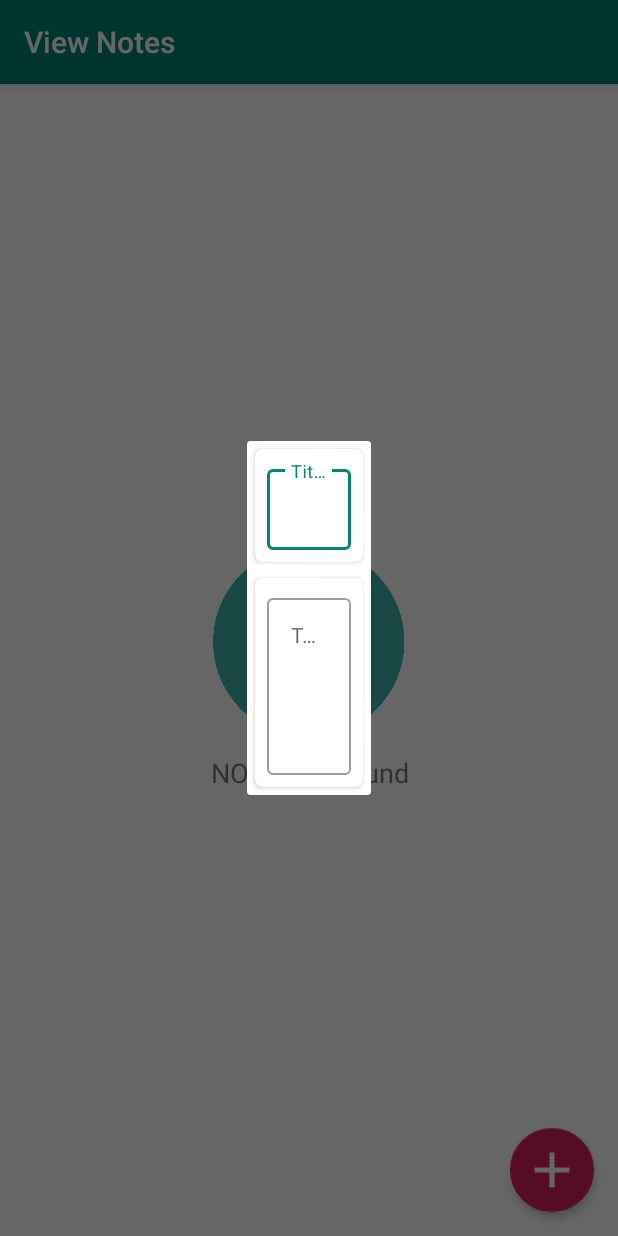
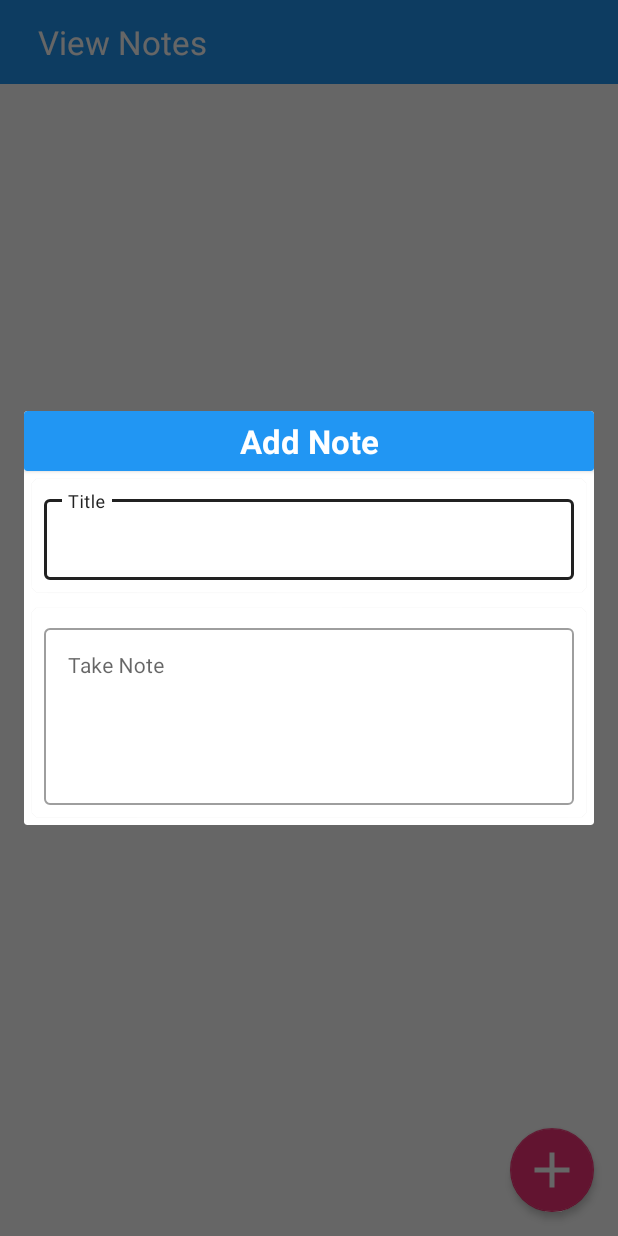
Before and after one commit to deepakgupta7403/GreenDAODemo, an Android app: the screen it shows after launch (ViewNoteActivity), after a tap on an icon or button, on a phone screen of 412 x 824 dp. Run offline under Robolectric (Android 15) with nearby library versions, the phone set to English and light mode, and no system bars; libraries missing offline, so code that uses them is left out: com.facebook.stetho; 3 statements that could not run were skipped.

Commit message:
Add and Delete note done update is pending DG commit

```diff
--- a/app/build.gradle
+++ b/app/build.gradle
@@ -29,6 +29,10 @@ ext{
     supportVersion = '28.0.0'
 }
 
+greendao{
+    schemaVersion 1
+}
+
 dependencies {
     implementation fileTree(dir: 'libs', include: ['*.jar'])
     implementation 'androidx.appcompat:appcompat:1.1.0'
@@ -56,5 +60,4 @@ dependencies {
     implementation 'com.facebook.stetho:stetho:1.5.1'
 
 
-
 }
--- a/app/src/main/AndroidManifest.xml
+++ b/app/src/main/AndroidManifest.xml
@@ -10,7 +10,8 @@
         android:roundIcon="@mipmap/ic_launcher_round"
         android:supportsRtl="true"
         android:theme="@style/AppTheme">
-        <activity android:name=".activity.ViewNoteActivity">
+        <activity android:name=".activity.ViewNoteActivity"
+            android:theme="@style/AppTheme.NoActionBar">
             <intent-filter>
                 <action android:name="android.intent.action.MAIN" />
 
@@ -18,8 +19,6 @@
             </intent-filter>
         </activity>
 
-        <activity android:name=".activity.AddNoteActivity" android:screenOrientation="portrait" android:theme="@style/AppTheme.NoActionBar"/>
-
     </application>
 
 </manifest>
--- a/app/src/main/java/com/app/greendaodemo/activity/ViewNoteActivity.java
+++ b/app/src/main/java/com/app/greendaodemo/activity/ViewNoteActivity.java
@@ -16,6 +16,7 @@ import android.widget.Toast;
 
 import androidx.annotation.NonNull;
 import androidx.appcompat.app.AppCompatActivity;
+import androidx.appcompat.widget.AppCompatImageButton;
 import androidx.recyclerview.widget.LinearLayoutManager;
 import androidx.recyclerview.widget.RecyclerView;
 
@@ -38,6 +39,7 @@ public class ViewNoteActivity extends AppCompatActivity {
     RecyclerViewAdapter recyclerViewAdapter;
     List<NoteModel> noteModels = new ArrayList<>();
     HashMap<Long, NoteModel> noteModelHashMap = new HashMap<>();
+    AppCompatImageButton ib_delete, ib_select_unselect;
 
     @Override
     protected void onCreate(Bundle savedInstanceState) {
@@ -48,8 +50,6 @@ public class ViewNoteActivity extends AppCompatActivity {
         initRecyclerView();
 
         fab_add_notes.setOnClickListener(v -> {
-//            Intent intent = new Intent(context, AddNoteActivity.class);
-//            startActivity(intent);
             addNoteDialogbox(ViewNoteActivity.this);
         });
     }
@@ -58,10 +58,22 @@ public class ViewNoteActivity extends AppCompatActivity {
     private void setViews() {
         fab_add_notes = (FloatingActionButton) findViewById(R.id.fab_add_notes);
         ll_no_notes_found = (LinearLayout) findViewById(R.id.ll_no_notes_found);
+        ib_delete = (AppCompatImageButton) findViewById(R.id.ib_delete);
+        ib_select_unselect = (AppCompatImageButton) findViewById(R.id.ib_select_unselect);
 
-        if (getSupportActionBar() != null) {
-            getSupportActionBar().setTitle(MyUtils.getStringResources(context, R.string.view_notes));
-        }
+        ib_delete.setOnClickListener(v -> {
+            for (NoteModel noteModel : noteModelHashMap.values()) {
+                NoteOperation.deleteNote(noteModel);
+            }
+            noteModelHashMap.clear();
+            notifyDatasetChanged();
+            ib_delete.setVisibility(View.GONE);
+        });
+
+        ib_select_unselect.setOnClickListener(v -> {
+            Toast.makeText(context,"SELECT UNSELECT",Toast.LENGTH_SHORT).show();
+        });
+
     }
 
     private void initRecyclerView() {
@@ -72,6 +84,14 @@ public class ViewNoteActivity extends AppCompatActivity {
         recyclerViewAdapter = new RecyclerViewAdapter(noteModels);
         rv_view_notes.setAdapter(recyclerViewAdapter);
 
+    }
+
+    private void checkAndHandleDeleteNote() {
+        if (noteModelHashMap.size() == 0) {
+            ib_delete.setVisibility(View.GONE);
+        } else {
+            ib_delete.setVisibility(View.VISIBLE);
+        }
     }
 
     private class RecyclerViewAdapter extends RecyclerView.Adapter {
@@ -122,6 +142,7 @@ public class ViewNoteActivity extends AppCompatActivity {
                 } else {
                     noteModelHashMap.remove(noteModel.getId());
                 }
+                checkAndHandleDeleteNote();
             });
 
 
@@ -176,8 +197,10 @@ public class ViewNoteActivity extends AppCompatActivity {
 
     private void addNoteDialogbox(Context context) {
         Dialog dialog = new Dialog(context);
+        dialog.requestWindowFeature(Window.FEATURE_NO_TITLE);
         dialog.setContentView(R.layout.add_note_view);
-        dialog.setTitle("Add Note");
+        Window dialogWindow = dialog.getWindow();
+        dialogWindow.setLayout(LinearLayout.LayoutParams.MATCH_PARENT, LinearLayout.LayoutParams.WRAP_CONTENT);
 
         TextInputEditText tiet_title = dialog.findViewById(R.id.tiet_title);
         TextInputEditText tiet_description = dialog.findViewById(R.id.tiet_description);
--- a/app/src/main/java/com/app/greendaodemo/application/MainApplication.java
+++ b/app/src/main/java/com/app/greendaodemo/application/MainApplication.java
@@ -1,7 +1,6 @@
 package com.app.greendaodemo.application;
 
 import android.app.Application;
-import android.content.Context;
 
 import com.app.greendaodemo.databasehelper.MyDBOpenHelper;
 import com.app.greendaodemo.model.DaoMaster;
@@ -16,7 +15,7 @@ public class MainApplication extends Application {
     public void onCreate() {
         super.onCreate();
         instance = this;
-        session = new DaoMaster(new MyDBOpenHelper(this,"MyGreenDAODatabase.db").getWritableDb()).newSession();
+        session = new DaoMaster(new MyDBOpenHelper(this,"notes.db").getWritableDb()).newSession();
         Stetho.initializeWithDefaults(this);
     }
 
--- a/app/src/main/java/com/app/greendaodemo/databasehelper/NoteOperation.java
+++ b/app/src/main/java/com/app/greendaodemo/databasehelper/NoteOperation.java
@@ -39,6 +39,10 @@ public class NoteOperation {
         daoSession.getNoteModelDao().deleteByKeyInTx(id);
     }
 
+    public static void deleteNoteList(List<NoteModel> noteModels) {
+        daoSession.getNoteModelDao().deleteInTx(noteModels);
+    }
+
     public static void deleteAllNote() {
         daoSession.getNoteModelDao().deleteAll();
     }
--- a/app/src/main/res/layout/activity_view_note.xml
+++ b/app/src/main/res/layout/activity_view_note.xml
@@ -1,50 +1,89 @@
 <?xml version="1.0" encoding="utf-8"?>
 <RelativeLayout xmlns:android="http://schemas.android.com/apk/res/android"
+    xmlns:app="http://schemas.android.com/apk/res-auto"
     xmlns:tools="http://schemas.android.com/tools"
     android:layout_width="match_parent"
     android:layout_height="match_parent"
-    xmlns:app="http://schemas.android.com/apk/res-auto"
     android:background="@color/white"
     tools:context=".activity.ViewNoteActivity">
+
+    <LinearLayout
+        android:id="@+id/ll_toolbar"
+        android:layout_width="match_parent"
+        android:layout_height="@dimen/pad_56dp"
+        android:background="@color/colorPrimary"
+        android:orientation="horizontal">
+
+        <TextView
+            android:layout_width="match_parent"
+            android:layout_height="match_parent"
+            android:layout_weight="20"
+            android:gravity="left|center"
+            android:paddingLeft="@dimen/pad_25dp"
+            android:text="@string/view_notes"
+            android:textColor="@color/white"
+            android:textSize="@dimen/dim_22sp" />
+
+        <androidx.appcompat.widget.AppCompatImageButton
+            android:id="@+id/ib_delete"
+            style="@style/Widget.AppCompat.Button.Borderless"
+            android:layout_width="@dimen/pad_50dp"
+            android:layout_height="match_parent"
+            app:srcCompat="@drawable/icon_delete_white"
+            android:visibility="gone"/>
+
+        <androidx.appcompat.widget.AppCompatImageButton
+            android:id="@+id/ib_select_unselect"
+            style="@style/Widget.AppCompat.Button.Borderless"
+            android:layout_width="@dimen/pad_50dp"
+            android:layout_height="match_parent"
+            app:srcCompat="@drawable/icon_delete_white"
+            android:visibility="gone"/>
+
+
+    </LinearLayout>
 
     <LinearLayout
         android:id="@+id/ll_no_notes_found"
         android:layout_width="match_parent"
         android:layout_height="match_parent"
+        android:layout_below="@+id/ll_toolbar"
         android:gravity="center"
         android:orientation="vertical">
 
         <ImageView
             android:layout_width="150dp"
             android:layout_height="150dp"
-            android:src="@drawable/note_icon"
-            android:contentDescription="@string/notes_desc"/>
+            android:contentDescription="@string/notes_desc"
+            android:src="@drawable/note_icon" />
 
         <TextView
             android:layout_width="match_parent"
             android:layout_height="wrap_content"
+            android:gravity="center"
             android:text="@string/no_notes_found"
-            android:textSize="18sp"
-            android:gravity="center"/>
+            android:textSize="18sp" />
     </LinearLayout>
 
     <androidx.recyclerview.widget.RecyclerView
         android:id="@+id/rv_view_notes"
         android:layout_width="match_parent"
         android:layout_height="match_parent"
-        android:visibility="visible"/>
+        android:layout_below="@+id/ll_toolbar"
+        android:visibility="visible" />
 
     <com.google.android.material.floatingactionbutton.FloatingActionButton
         android:id="@+id/fab_add_notes"
         android:layout_width="wrap_content"
         android:layout_height="wrap_content"
+        android:layout_alignParentRight="true"
+        android:layout_alignParentBottom="true"
+        android:layout_margin="@dimen/pad_16dp"
+        app:elevation="@dimen/pad_3dp"
         app:fabSize="normal"
-        android:layout_alignParentBottom="true"
-        android:layout_alignParentRight="true"
-        android:layout_margin="@dimen/pad_16dp"
-        app:srcCompat="@drawable/icon_add_white"
         app:maxImageSize="@dimen/pad_40dp"
-        app:elevation="@dimen/pad_3dp" />
+        app:backgroundTint="@color/colorAccent"
+        app:srcCompat="@drawable/icon_add_white" />
 
 
 </RelativeLayout>
--- a/app/src/main/res/layout/add_note_view.xml
+++ b/app/src/main/res/layout/add_note_view.xml
@@ -2,25 +2,41 @@
 <ScrollView xmlns:android="http://schemas.android.com/apk/res/android"
     xmlns:app="http://schemas.android.com/apk/res-auto"
     android:layout_width="match_parent"
-    android:layout_height="wrap_content">
+    android:layout_height="match_parent">
 
     <LinearLayout
         android:layout_width="match_parent"
-        android:layout_height="wrap_content"
+        android:layout_height="match_parent"
         android:orientation="vertical">
+
+        <androidx.cardview.widget.CardView
+            android:layout_width="match_parent"
+            android:layout_height="match_parent"
+            app:cardBackgroundColor="@color/colorPrimary">
+
+            <TextView
+                android:layout_width="match_parent"
+                android:layout_height="@dimen/pad_40dp"
+                android:text="@string/add_notes"
+                android:textStyle="bold"
+                android:textColor="@color/white"
+                android:gravity="center"
+                android:textSize="@dimen/dim_22sp"/>
+
+
+        </androidx.cardview.widget.CardView>
 
         <androidx.cardview.widget.CardView
             android:id="@+id/cv_note_title"
             android:layout_width="match_parent"
-            android:layout_height="wrap_content"
-            android:layout_below="@+id/toolbar"
+            android:layout_height="match_parent"
             android:layout_margin="@dimen/pad_5dp"
             app:cardCornerRadius="@dimen/pad_5dp">
 
             <com.google.android.material.textfield.TextInputLayout
                 style="@style/Widget.MaterialComponents.TextInputLayout.OutlinedBox"
                 android:layout_width="match_parent"
-                android:layout_height="wrap_content"
+                android:layout_height="match_parent"
                 android:layout_margin="@dimen/pad_8dp"
                 android:layout_marginTop="@dimen/pad_20dp">
 
@@ -44,7 +60,7 @@
             <com.google.android.material.textfield.TextInputLayout
                 style="@style/Widget.MaterialComponents.TextInputLayout.OutlinedBox"
                 android:layout_width="match_parent"
-                android:layout_height="wrap_content"
+                android:layout_height="match_parent"
                 android:layout_margin="@dimen/pad_8dp"
                 android:layout_marginTop="@dimen/pad_20dp">
 
--- a/app/src/main/res/values/colors.xml
+++ b/app/src/main/res/values/colors.xml
@@ -1,8 +1,8 @@
 <?xml version="1.0" encoding="utf-8"?>
 <resources>
-    <color name="colorPrimary">#008577</color>
-    <color name="colorPrimaryDark">#00574B</color>
-    <color name="colorAccent">#D81B60</color>
+    <color name="colorPrimary">#2196f3</color>
+    <color name="colorPrimaryDark">#1769aa</color>
+    <color name="colorAccent">#f73378</color>
 
     <color name="black">#000000</color>
     <color name="black_high_emphasis">#DE000000</color>
--- a/app/src/main/res/values/styles.xml
+++ b/app/src/main/res/values/styles.xml
@@ -11,25 +11,15 @@
     <style name="AppTheme.NoActionBar" parent="Theme.AppCompat.Light.DarkActionBar">
         <item name="windowActionBar">false</item>
         <item name="windowNoTitle">true</item>
-        <!--<item name="android:windowFullscreen">true</item>-->
-        <!--<item name="android:windowContentTransitions">true</item>-->
+        <item name="android:statusBarColor">@color/colorPrimaryDark</item>
+<!--        <item name="android:windowFullscreen">false</item>-->
+<!--        <item name="android:windowContentTransitions">false</item>-->
     </style>
 
     <style name="material_et_style">
         <item name="android:layout_width">match_parent</item>
-        <item name="android:layout_height">wrap_content</item>
+        <item name="android:layout_height">match_parent</item>
         <item name="android:textSize">@dimen/dim_14sp</item>
         <item name="android:backgroundTint">@color/colorPrimaryDark</item>
-        <item name="android:maxLines">1</item>
     </style>
-
-    <style name="Widget.Button.White.BlueText.BlueText.FrameImage" parent="@android:style/Widget.Button">
-        <item name="android:background">@color/colorPrimaryDark</item>
-        <item name="android:gravity">center</item>
-        <item name="android:textColor">@color/white</item>
-        <item name="android:textAppearance">?android:attr/textAppearanceMedium</item>
-    </style>
-
-
-
 </resources>
```
Also changed, not shown: app/src/main/java/com/app/greendaodemo/activity/AddNoteActivity.java (deleted, +0 -89 lines), app/src/main/res/layout/activity_add_note.xml (deleted, +0 -81 lines).
